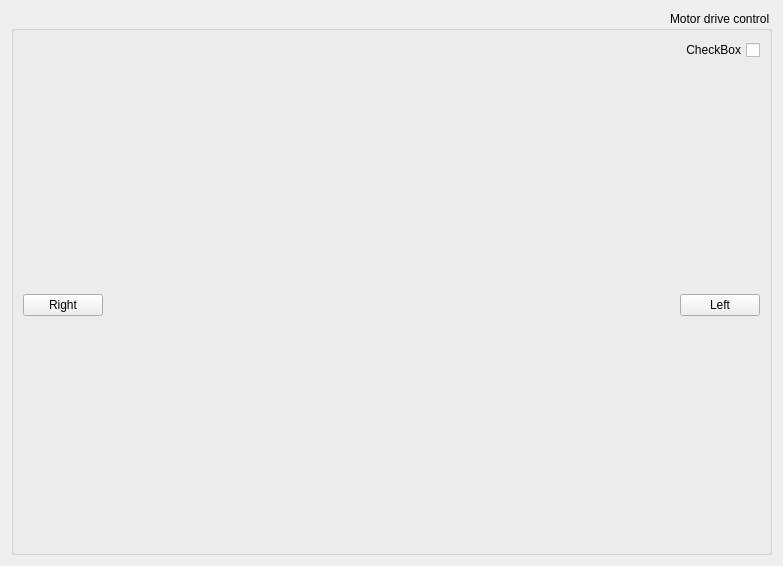
First picture: the form in motorcontrol.ui, repository CMIDnavigation/Test, before the edit.
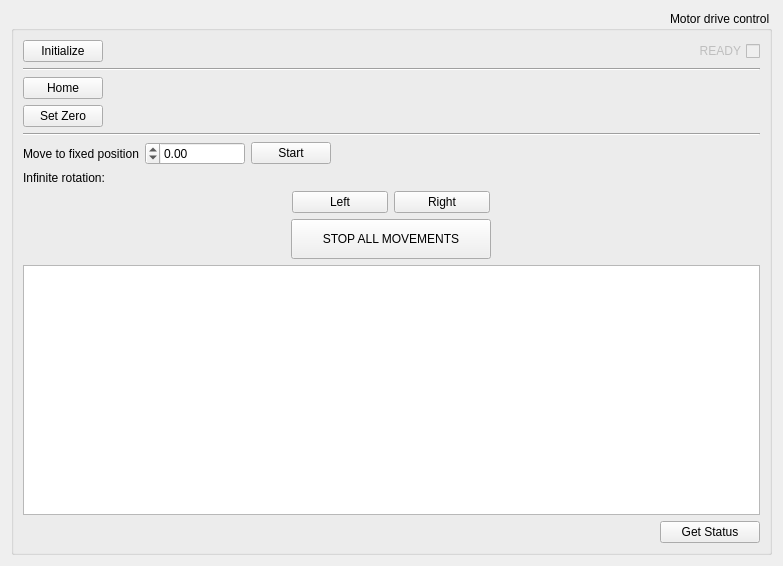
Second picture: the form after the edit.

Commit message: Motor control class update. Robust operation

Patch:
```diff
--- a/motorcontrol.ui
+++ b/motorcontrol.ui
@@ -24,29 +24,215 @@
      </property>
      <layout class="QVBoxLayout" name="verticalLayout">
       <item>
-       <widget class="QCheckBox" name="checkBox">
+       <layout class="QHBoxLayout" name="horizontalLayout_3">
+        <item>
+         <widget class="QCheckBox" name="checkBox">
+          <property name="enabled">
+           <bool>false</bool>
+          </property>
+          <property name="text">
+           <string>READY</string>
+          </property>
+          <property name="checkable">
+           <bool>true</bool>
+          </property>
+          <property name="checked">
+           <bool>false</bool>
+          </property>
+         </widget>
+        </item>
+        <item>
+         <spacer name="horizontalSpacer_2">
+          <property name="orientation">
+           <enum>Qt::Horizontal</enum>
+          </property>
+          <property name="sizeHint" stdset="0">
+           <size>
+            <width>40</width>
+            <height>20</height>
+           </size>
+          </property>
+         </spacer>
+        </item>
+        <item>
+         <widget class="QPushButton" name="btnInitDrive">
+          <property name="text">
+           <string>Initialize</string>
+          </property>
+         </widget>
+        </item>
+       </layout>
+      </item>
+      <item>
+       <widget class="Line" name="line">
+        <property name="orientation">
+         <enum>Qt::Horizontal</enum>
+        </property>
+       </widget>
+      </item>
+      <item>
+       <layout class="QHBoxLayout" name="horizontalLayout_5">
+        <item>
+         <spacer name="horizontalSpacer_4">
+          <property name="orientation">
+           <enum>Qt::Horizontal</enum>
+          </property>
+          <property name="sizeHint" stdset="0">
+           <size>
+            <width>40</width>
+            <height>20</height>
+           </size>
+          </property>
+         </spacer>
+        </item>
+        <item>
+         <widget class="QPushButton" name="btnHomeDrive">
+          <property name="text">
+           <string>Home</string>
+          </property>
+         </widget>
+        </item>
+       </layout>
+      </item>
+      <item>
+       <layout class="QHBoxLayout" name="horizontalLayout_6">
+        <item>
+         <spacer name="horizontalSpacer_5">
+          <property name="orientation">
+           <enum>Qt::Horizontal</enum>
+          </property>
+          <property name="sizeHint" stdset="0">
+           <size>
+            <width>40</width>
+            <height>20</height>
+           </size>
+          </property>
+         </spacer>
+        </item>
+        <item>
+         <widget class="QPushButton" name="btnZeroDrive">
+          <property name="text">
+           <string>Set Zero</string>
+          </property>
+         </widget>
+        </item>
+       </layout>
+      </item>
+      <item>
+       <widget class="Line" name="line_2">
+        <property name="orientation">
+         <enum>Qt::Horizontal</enum>
+        </property>
+       </widget>
+      </item>
+      <item>
+       <layout class="QHBoxLayout" name="horizontalLayout_4">
+        <item>
+         <spacer name="horizontalSpacer_3">
+          <property name="orientation">
+           <enum>Qt::Horizontal</enum>
+          </property>
+          <property name="sizeHint" stdset="0">
+           <size>
+            <width>40</width>
+            <height>20</height>
+           </size>
+          </property>
+         </spacer>
+        </item>
+        <item>
+         <widget class="QPushButton" name="StartFixedPosMove">
+          <property name="text">
+           <string>Start</string>
+          </property>
+         </widget>
+        </item>
+        <item>
+         <widget class="QDoubleSpinBox" name="doubleSpinBox">
+          <property name="minimumSize">
+           <size>
+            <width>100</width>
+            <height>0</height>
+           </size>
+          </property>
+          <property name="minimum">
+           <double>-360.000000000000000</double>
+          </property>
+          <property name="maximum">
+           <double>360.000000000000000</double>
+          </property>
+         </widget>
+        </item>
+        <item>
+         <widget class="QLabel" name="MovoToLabel">
+          <property name="sizePolicy">
+           <sizepolicy hsizetype="Preferred" vsizetype="Preferred">
+            <horstretch>0</horstretch>
+            <verstretch>0</verstretch>
+           </sizepolicy>
+          </property>
+          <property name="text">
+           <string>Move to fixed position</string>
+          </property>
+         </widget>
+        </item>
+       </layout>
+      </item>
+      <item>
+       <widget class="QLabel" name="lblRorateDirections">
         <property name="text">
-         <string>CheckBox</string>
+         <string>Infinite rotation:</string>
         </property>
        </widget>
       </item>
-      <item>
-       <spacer name="verticalSpacer">
-        <property name="orientation">
-         <enum>Qt::Vertical</enum>
-        </property>
-        <property name="sizeHint" stdset="0">
-         <size>
-          <width>20</width>
-          <height>40</height>
-         </size>
-        </property>
-       </spacer>
-      </item>
       <item>
        <layout class="QHBoxLayout" name="horizontalLayout_2">
+        <item>
+         <spacer name="horizontalSpacer_8">
+          <property name="orientation">
+           <enum>Qt::Horizontal</enum>
+          </property>
+          <property name="sizeHint" stdset="0">
+           <size>
+            <width>40</width>
+            <height>20</height>
+           </size>
+          </property>
+         </spacer>
+        </item>
+        <item>
+         <widget class="QPushButton" name="btnRight">
+          <property name="minimumSize">
+           <size>
+            <width>96</width>
+            <height>0</height>
+           </size>
+          </property>
+          <property name="maximumSize">
+           <size>
+            <width>96</width>
+            <height>16777215</height>
+           </size>
+          </property>
+          <property name="text">
+           <string>Right</string>
+          </property>
+         </widget>
+        </item>
         <item>
          <widget class="QPushButton" name="btnLeft">
+          <property name="minimumSize">
+           <size>
+            <width>96</width>
+            <height>0</height>
+           </size>
+          </property>
+          <property name="maximumSize">
+           <size>
+            <width>96</width>
+            <height>16777215</height>
+           </size>
+          </property>
           <property name="text">
            <string>Left</string>
           </property>
@@ -65,27 +251,78 @@
           </property>
          </spacer>
         </item>
+       </layout>
+      </item>
+      <item>
+       <layout class="QHBoxLayout" name="horizontalLayout_7">
         <item>
-         <widget class="QPushButton" name="btnRight">
+         <spacer name="horizontalSpacer_6">
+          <property name="orientation">
+           <enum>Qt::Horizontal</enum>
+          </property>
+          <property name="sizeHint" stdset="0">
+           <size>
+            <width>40</width>
+            <height>20</height>
+           </size>
+          </property>
+         </spacer>
+        </item>
+        <item>
+         <widget class="QPushButton" name="btnStopMotor">
+          <property name="minimumSize">
+           <size>
+            <width>200</width>
+            <height>40</height>
+           </size>
+          </property>
+          <property name="maximumSize">
+           <size>
+            <width>200</width>
+            <height>40</height>
+           </size>
+          </property>
           <property name="text">
-           <string>Right</string>
+           <string>STOP ALL MOVEMENTS</string>
           </property>
          </widget>
         </item>
+        <item>
+         <spacer name="horizontalSpacer_7">
+          <property name="orientation">
+           <enum>Qt::Horizontal</enum>
+          </property>
+          <property name="sizeHint" stdset="0">
+           <size>
+            <width>40</width>
+            <height>20</height>
+           </size>
+          </property>
+         </spacer>
+        </item>
        </layout>
       </item>
       <item>
-       <spacer name="verticalSpacer_2">
-        <property name="orientation">
-         <enum>Qt::Vertical</enum>
+       <widget class="QTextBrowser" name="textBrowser"/>
+      </item>
+      <item>
+       <widget class="QPushButton" name="btnGetStatus">
+        <property name="minimumSize">
+         <size>
+          <width>100</width>
+          <height>0</height>
+         </size>
         </property>
-        <property name="sizeHint" stdset="0">
+        <property name="maximumSize">
          <size>
-          <width>20</width>
-          <height>40</height>
+          <width>100</width>
+          <height>16777215</height>
          </size>
         </property>
-       </spacer>
+        <property name="text">
+         <string>Get Status</string>
+        </property>
+       </widget>
       </item>
      </layout>
     </widget>
```
The commit also changes 2 other files.
